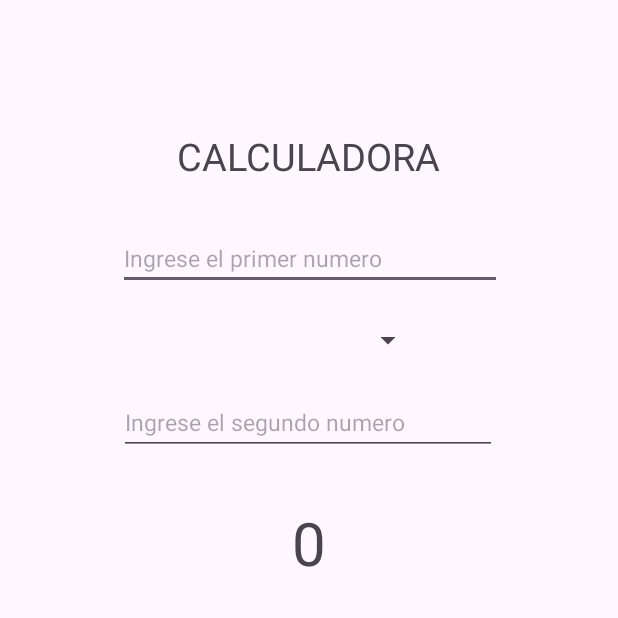
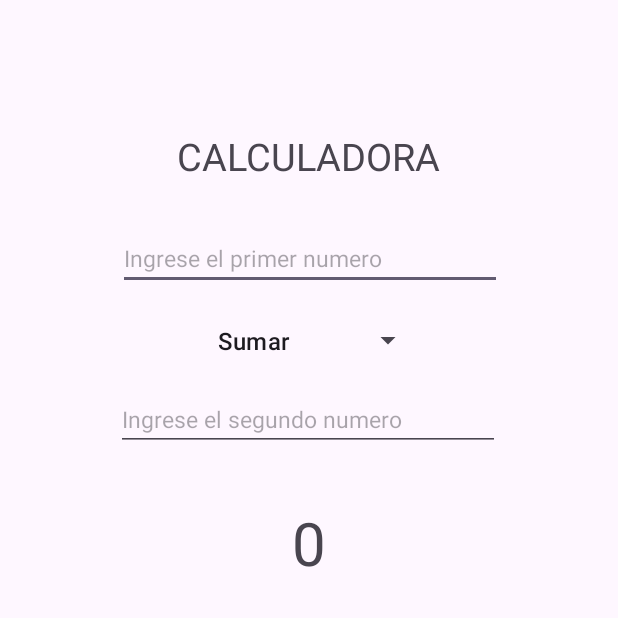
Before and after one commit to khrixtar-dev/ProyectoAndroid, an Android app: the MainActivity4 screen opened directly, with no data from a screen before it, after a tap on "Calcular", on a phone screen of 412 x 824 dp, the top half of it. Run offline under Robolectric (Android 15) with nearby library versions, the phone set to English and light mode, and no system bars.

```diff
--- a/app/src/main/java/com/example/proyectobase/MainActivity4.kt
+++ b/app/src/main/java/com/example/proyectobase/MainActivity4.kt
@@ -1,6 +1,7 @@
 package com.example.proyectobase
 
 import android.os.Bundle
+import android.widget.ArrayAdapter
 import android.widget.Button
 import android.widget.EditText
 import android.widget.Spinner
@@ -23,16 +24,47 @@ class MainActivity4 : AppCompatActivity() {
         val edNumero1 : EditText = findViewById(R.id.edNumero1)
         val edNumero2 : EditText = findViewById(R.id.edNumero2)
         val txResultado : TextView =findViewById(R.id.txResultado)
-        var spSeleccionarOperacion : Spinner = findViewById(R.id.spSeleccionarOperacion)
+        val spSeleccionarOperacion : Spinner = findViewById(R.id.spSeleccionarOperacion)
         val btnCalcular : Button = findViewById(R.id.btnCalcular)
+
+        //Crearemos nuestro primer ArrayList
+        val menuOperaciones = listOf("Sumar","Restar","Multiplicar","Dividir")
+
+        //Vamos a compeltar el spinner operaciones
+        val adapter = ArrayAdapter(
+            this,
+            android.R.layout.simple_list_item_1,
+            menuOperaciones
+        )
+
+        spSeleccionarOperacion.adapter =  adapter
 
         btnCalcular.setOnClickListener {
             var calcN1 : Int = edNumero1.text.toString().toIntOrNull()?:0
             var calcN2 : Int = edNumero2.text.toString().toIntOrNull()?:0
 
-            var resultadoOP : Int = OpMatematicas.sumar(calcN1,calcN2)
+            if (spSeleccionarOperacion.selectedItem == "Sumar"){
+                var resultadoOP : Int = OpMatematicas.sumar(calcN1,calcN2)
 
-            txResultado.text = resultadoOP.toString()
+                txResultado.text = resultadoOP.toString()
+            }
+            else if (spSeleccionarOperacion.selectedItem == "Restar"){
+                var resultadoOP : Int = OpMatematicas.restar(calcN1,calcN2)
+
+                txResultado.text = resultadoOP.toString()
+            }
+            else if (spSeleccionarOperacion.selectedItem == "Multiplicar"){
+                var resultadoOP : Int = OpMatematicas.multiplicar(calcN1,calcN2)
+
+                txResultado.text = resultadoOP.toString()
+            }
+            else if (spSeleccionarOperacion.selectedItem == "Dividir" ){
+                var resultadoOP : Int = OpMatematicas.dividir(calcN1,calcN2)
+
+                txResultado.text = resultadoOP.toString()
+            }
+
+
         }
 
 
--- a/app/src/main/res/layout/activity_main4.xml
+++ b/app/src/main/res/layout/activity_main4.xml
@@ -25,8 +25,8 @@
 
     <EditText
         android:id="@+id/edNumero2"
-        android:layout_width="252dp"
-        android:layout_height="43dp"
+        android:layout_width="256dp"
+        android:layout_height="39dp"
         android:ems="10"
         android:hint="Ingrese el segundo numero "
         android:inputType="number"
@@ -78,7 +78,6 @@
         android:id="@+id/spSeleccionarOperacion"
         android:layout_width="153dp"
         android:layout_height="39dp"
-
         app:layout_constraintBottom_toBottomOf="parent"
         app:layout_constraintEnd_toEndOf="parent"
         app:layout_constraintStart_toStartOf="parent"
```
Also changed, not shown: app/src/main/java/com/example/proyectobase/utils/OpMatematicas.kt (+8 -1 lines).
